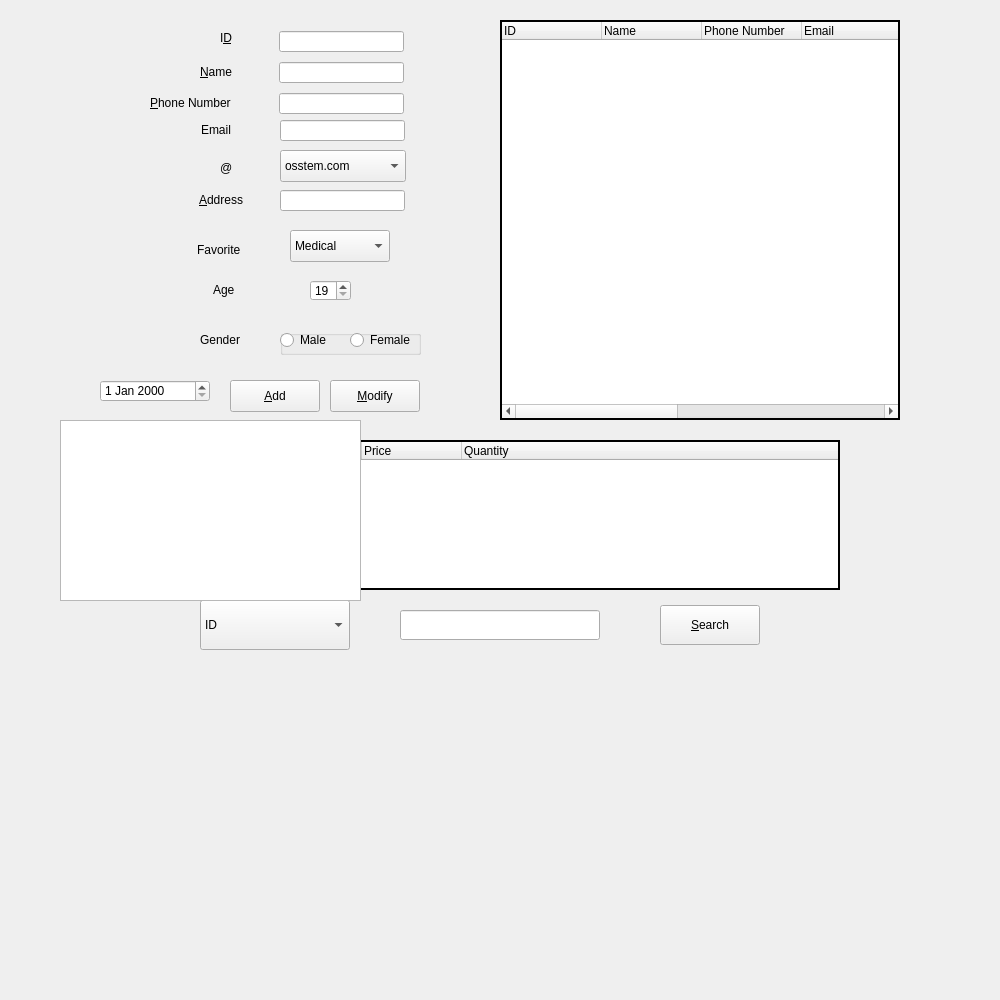
The window that customermanage.ui (GlennPark/OliveHealthCare) describes before a commit, drawn with Qt 5.
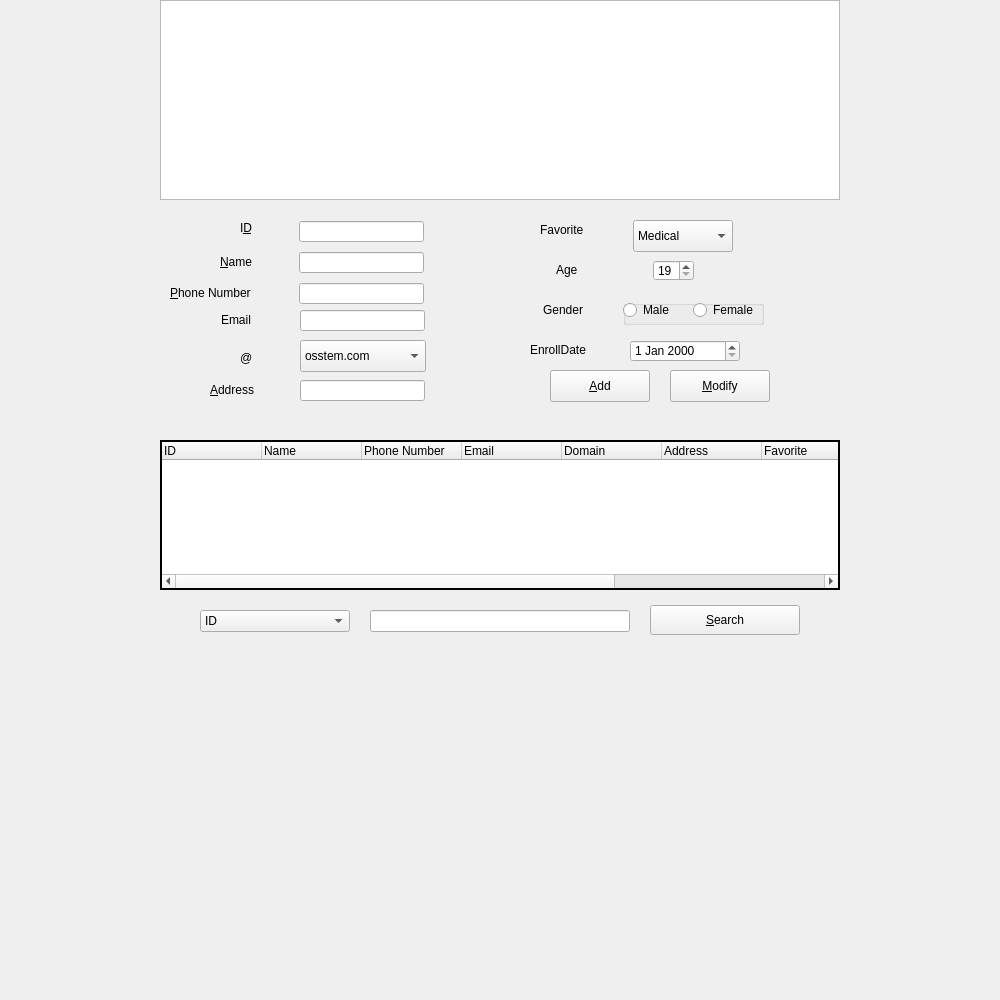
The same window after the commit. Icons and pictures are not drawn.

Patch:
```diff
--- a/customermanage.ui
+++ b/customermanage.ui
@@ -26,9 +26,9 @@
   <widget class="QPushButton" name="addPushButton">
    <property name="geometry">
     <rect>
-     <x>230</x>
-     <y>380</y>
-     <width>90</width>
+     <x>550</x>
+     <y>370</y>
+     <width>100</width>
      <height>32</height>
     </rect>
    </property>
@@ -39,9 +39,9 @@
   <widget class="QPushButton" name="modifyPushButton">
    <property name="geometry">
     <rect>
-     <x>330</x>
-     <y>380</y>
-     <width>90</width>
+     <x>670</x>
+     <y>370</y>
+     <width>100</width>
      <height>32</height>
     </rect>
    </property>
@@ -49,13 +49,13 @@
     <string>&amp;Modify</string>
    </property>
   </widget>
-  <widget class="QTreeWidget" name="treeWidget">
+  <widget class="QTreeWidget" name="searchTreeWidget">
    <property name="geometry">
     <rect>
-     <x>500</x>
-     <y>20</y>
-     <width>400</width>
-     <height>400</height>
+     <x>160</x>
+     <y>440</y>
+     <width>680</width>
+     <height>150</height>
     </rect>
    </property>
    <property name="contextMenuPolicy">
@@ -70,12 +70,6 @@
    <property name="rootIsDecorated">
     <bool>false</bool>
    </property>
-   <property name="expandsOnDoubleClick">
-    <bool>true</bool>
-   </property>
-   <attribute name="headerVisible">
-    <bool>true</bool>
-   </attribute>
    <column>
     <property name="text">
      <string>ID</string>
@@ -121,43 +115,9 @@
      <string>Gender</string>
     </property>
    </column>
-  </widget>
-  <widget class="QTreeWidget" name="searchTreeWidget">
-   <property name="geometry">
-    <rect>
-     <x>160</x>
-     <y>440</y>
-     <width>680</width>
-     <height>150</height>
-    </rect>
-   </property>
-   <property name="frameShape">
-    <enum>QFrame::WinPanel</enum>
-   </property>
-   <property name="frameShadow">
-    <enum>QFrame::Plain</enum>
-   </property>
-   <property name="rootIsDecorated">
-    <bool>false</bool>
-   </property>
    <column>
     <property name="text">
-     <string>ID</string>
-    </property>
-   </column>
-   <column>
-    <property name="text">
-     <string>Name</string>
-    </property>
-   </column>
-   <column>
-    <property name="text">
-     <string>Price</string>
-    </property>
-   </column>
-   <column>
-    <property name="text">
-     <string>Quantity</string>
+     <string>EnrollDate</string>
     </property>
    </column>
   </widget>
@@ -165,9 +125,9 @@
    <property name="geometry">
     <rect>
      <x>200</x>
-     <y>600</y>
+     <y>610</y>
      <width>150</width>
-     <height>50</height>
+     <height>22</height>
     </rect>
    </property>
    <item>
@@ -194,10 +154,10 @@
   <widget class="QPushButton" name="searchPushButton">
    <property name="geometry">
     <rect>
-     <x>660</x>
+     <x>650</x>
      <y>605</y>
-     <width>100</width>
-     <height>40</height>
+     <width>150</width>
+     <height>30</height>
     </rect>
    </property>
    <property name="text">
@@ -211,18 +171,18 @@
   <widget class="QLineEdit" name="searchLineEdit">
    <property name="geometry">
     <rect>
-     <x>400</x>
+     <x>370</x>
      <y>610</y>
-     <width>200</width>
-     <height>30</height>
+     <width>260</width>
+     <height>22</height>
     </rect>
    </property>
   </widget>
   <widget class="QComboBox" name="favoriteComboBox">
    <property name="geometry">
     <rect>
-     <x>290</x>
-     <y>230</y>
+     <x>633</x>
+     <y>220</y>
      <width>100</width>
      <height>32</height>
     </rect>
@@ -246,8 +206,8 @@
   <widget class="QLabel" name="ageLabel">
    <property name="geometry">
     <rect>
-     <x>213</x>
-     <y>280</y>
+     <x>556</x>
+     <y>260</y>
      <width>41</width>
      <height>20</height>
     </rect>
@@ -259,8 +219,8 @@
   <widget class="QSpinBox" name="ageSpinBox">
    <property name="geometry">
     <rect>
-     <x>310</x>
-     <y>280</y>
+     <x>653</x>
+     <y>260</y>
      <width>41</width>
      <height>21</height>
     </rect>
@@ -275,8 +235,8 @@
   <widget class="QLabel" name="genderLabel">
    <property name="geometry">
     <rect>
-     <x>200</x>
-     <y>330</y>
+     <x>543</x>
+     <y>300</y>
      <width>71</width>
      <height>20</height>
     </rect>
@@ -291,8 +251,8 @@
    </property>
    <property name="geometry">
     <rect>
-     <x>280</x>
-     <y>330</y>
+     <x>623</x>
+     <y>300</y>
      <width>141</width>
      <height>25</height>
     </rect>
@@ -336,8 +296,8 @@
   <widget class="QLabel" name="favoriteLabel">
    <property name="geometry">
     <rect>
-     <x>197</x>
-     <y>240</y>
+     <x>540</x>
+     <y>220</y>
      <width>71</width>
      <height>20</height>
     </rect>
@@ -349,8 +309,8 @@
   <widget class="QLineEdit" name="addressLineEdit">
    <property name="geometry">
     <rect>
-     <x>280</x>
-     <y>190</y>
+     <x>300</x>
+     <y>380</y>
      <width>125</width>
      <height>21</height>
     </rect>
@@ -359,8 +319,8 @@
   <widget class="QLabel" name="domainLabel">
    <property name="geometry">
     <rect>
-     <x>220</x>
-     <y>160</y>
+     <x>240</x>
+     <y>350</y>
      <width>16</width>
      <height>16</height>
     </rect>
@@ -372,8 +332,8 @@
   <widget class="QComboBox" name="domainComboBox">
    <property name="geometry">
     <rect>
-     <x>280</x>
-     <y>150</y>
+     <x>300</x>
+     <y>340</y>
      <width>126</width>
      <height>32</height>
     </rect>
@@ -423,8 +383,8 @@
   <widget class="QLabel" name="addressLabel">
    <property name="geometry">
     <rect>
-     <x>199</x>
-     <y>190</y>
+     <x>210</x>
+     <y>380</y>
      <width>71</width>
      <height>20</height>
     </rect>
@@ -439,8 +399,8 @@
   <widget class="QLineEdit" name="idLineEdit">
    <property name="geometry">
     <rect>
-     <x>279</x>
-     <y>31</y>
+     <x>299</x>
+     <y>221</y>
      <width>125</width>
      <height>21</height>
     </rect>
@@ -452,8 +412,8 @@
   <widget class="QLabel" name="nameLabel">
    <property name="geometry">
     <rect>
-     <x>200</x>
-     <y>62</y>
+     <x>220</x>
+     <y>252</y>
      <width>71</width>
      <height>20</height>
     </rect>
@@ -468,8 +428,8 @@
   <widget class="QLabel" name="idLabel">
    <property name="geometry">
     <rect>
-     <x>220</x>
-     <y>30</y>
+     <x>240</x>
+     <y>220</y>
      <width>16</width>
      <height>16</height>
     </rect>
@@ -484,8 +444,8 @@
   <widget class="QLabel" name="phoneNumberLabel">
    <property name="geometry">
     <rect>
-     <x>150</x>
-     <y>93</y>
+     <x>170</x>
+     <y>283</y>
      <width>121</width>
      <height>20</height>
     </rect>
@@ -500,8 +460,8 @@
   <widget class="QLineEdit" name="nameLineEdit">
    <property name="geometry">
     <rect>
-     <x>279</x>
-     <y>62</y>
+     <x>299</x>
+     <y>252</y>
      <width>125</width>
      <height>21</height>
     </rect>
@@ -510,8 +470,8 @@
   <widget class="QLineEdit" name="emailLineEdit">
    <property name="geometry">
     <rect>
-     <x>280</x>
-     <y>120</y>
+     <x>300</x>
+     <y>310</y>
      <width>125</width>
      <height>21</height>
     </rect>
@@ -520,8 +480,8 @@
   <widget class="QLineEdit" name="phoneNumberLineEdit">
    <property name="geometry">
     <rect>
-     <x>279</x>
-     <y>93</y>
+     <x>299</x>
+     <y>283</y>
      <width>125</width>
      <height>21</height>
     </rect>
@@ -530,8 +490,8 @@
   <widget class="QLabel" name="emailLabel">
    <property name="geometry">
     <rect>
-     <x>201</x>
-     <y>120</y>
+     <x>221</x>
+     <y>310</y>
      <width>61</width>
      <height>20</height>
     </rect>
@@ -543,23 +503,36 @@
   <widget class="QTableView" name="tableView">
    <property name="geometry">
     <rect>
-     <x>60</x>
-     <y>420</y>
-     <width>301</width>
-     <height>181</height>
+     <x>160</x>
+     <y>0</y>
+     <width>680</width>
+     <height>200</height>
     </rect>
    </property>
   </widget>
   <widget class="QDateEdit" name="dateEdit">
    <property name="geometry">
     <rect>
-     <x>100</x>
-     <y>380</y>
+     <x>630</x>
+     <y>340</y>
      <width>110</width>
      <height>22</height>
     </rect>
    </property>
   </widget>
+  <widget class="QLabel" name="label">
+   <property name="geometry">
+    <rect>
+     <x>530</x>
+     <y>340</y>
+     <width>71</width>
+     <height>20</height>
+    </rect>
+   </property>
+   <property name="text">
+    <string>EnrollDate</string>
+   </property>
+  </widget>
  </widget>
  <tabstops>
   <tabstop>phoneNumberLineEdit</tabstop>
```
Left out of the diff: 4 changed lines with no effect on the pictures.
